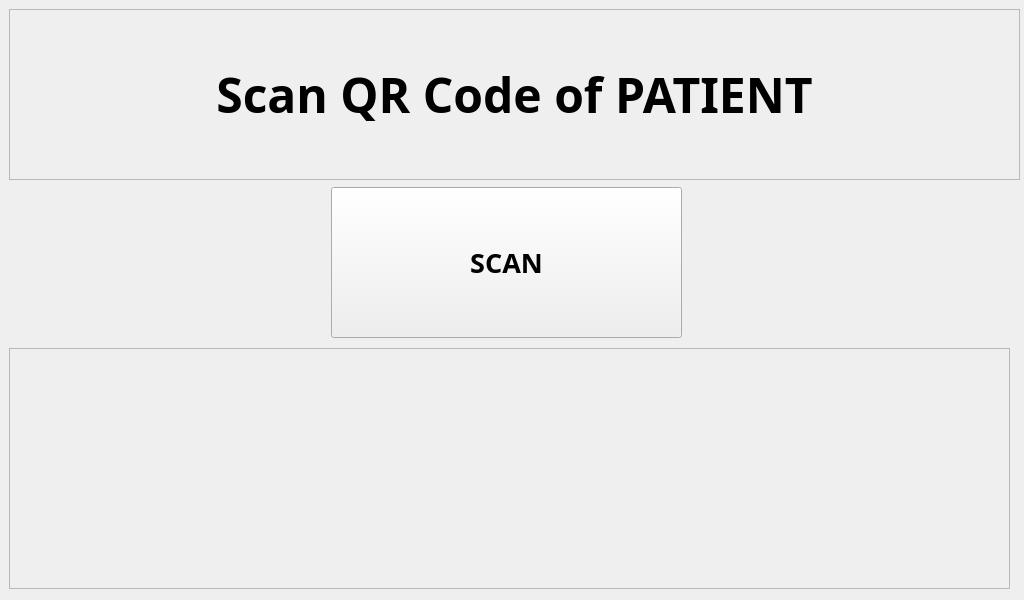
The window that RASPI/scan_qr_code_again.ui (Pwersa/Medical-Cabinet) describes before a commit, drawn with Qt 5.
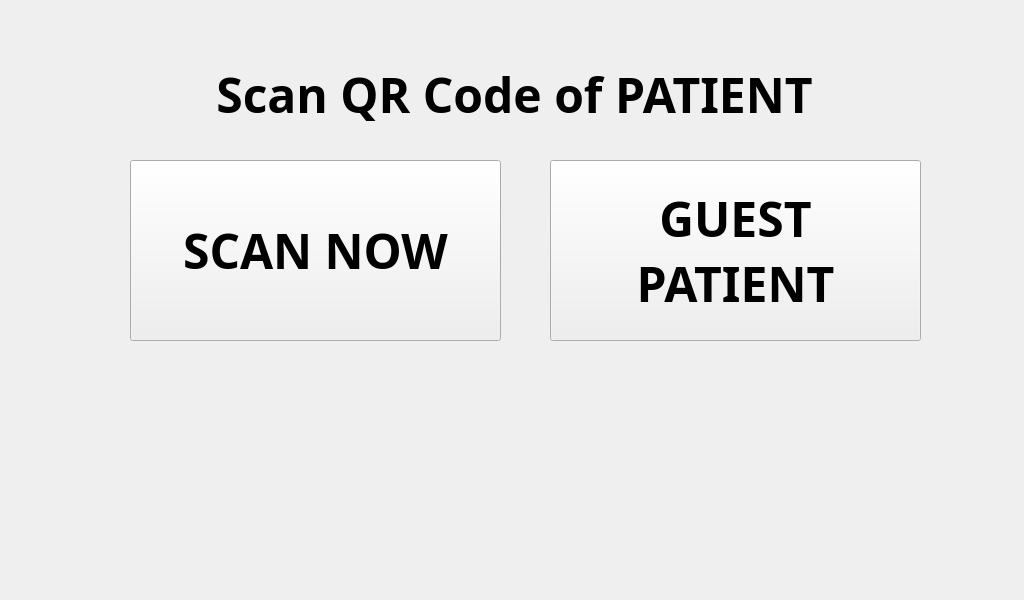
The same window after the commit. Icons and pictures are not drawn.

Commit message: ADDED: SENDING CSV BEFORE  PROCEDURE, GUEST WINDOW, AGE, CHANGE TO INJURY TYPE BEFORE BODY PART

The edit to the form file:
```diff
--- a/RASPI/scan_qr_code_again.ui
+++ b/RASPI/scan_qr_code_again.ui
@@ -12,8 +12,8 @@
   </property>
   <property name="minimumSize">
    <size>
-    <width>0</width>
-    <height>0</height>
+    <width>1024</width>
+    <height>600</height>
    </size>
   </property>
   <property name="maximumSize">
@@ -36,7 +36,7 @@
      </rect>
     </property>
     <property name="frameShape">
-     <enum>QFrame::StyledPanel</enum>
+     <enum>QFrame::NoFrame</enum>
     </property>
     <property name="frameShadow">
      <enum>QFrame::Raised</enum>
@@ -72,7 +72,7 @@
      </rect>
     </property>
     <property name="frameShape">
-     <enum>QFrame::StyledPanel</enum>
+     <enum>QFrame::NoFrame</enum>
     </property>
     <property name="frameShadow">
      <enum>QFrame::Raised</enum>
@@ -149,22 +149,44 @@
    <widget class="QPushButton" name="scan_qr_patient">
     <property name="geometry">
      <rect>
-      <x>331</x>
-      <y>187</y>
-      <width>351</width>
-      <height>151</height>
+      <x>130</x>
+      <y>160</y>
+      <width>371</width>
+      <height>181</height>
      </rect>
     </property>
     <property name="font">
      <font>
       <family>Unispace</family>
-      <pointsize>20</pointsize>
+      <pointsize>36</pointsize>
       <weight>75</weight>
       <bold>true</bold>
      </font>
     </property>
     <property name="text">
-     <string>SCAN</string>
+     <string>SCAN NOW</string>
+    </property>
+   </widget>
+   <widget class="QPushButton" name="guest_patient_window">
+    <property name="geometry">
+     <rect>
+      <x>550</x>
+      <y>160</y>
+      <width>371</width>
+      <height>181</height>
+     </rect>
+    </property>
+    <property name="font">
+     <font>
+      <family>Unispace</family>
+      <pointsize>36</pointsize>
+      <weight>75</weight>
+      <bold>true</bold>
+     </font>
+    </property>
+    <property name="text">
+     <string>GUEST 
+PATIENT</string>
     </property>
    </widget>
   </widget>
```
The commit also changes 60 other files.
